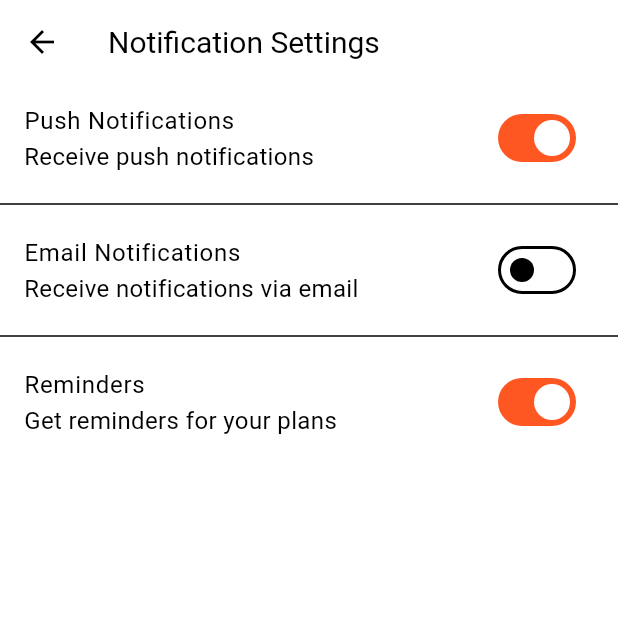
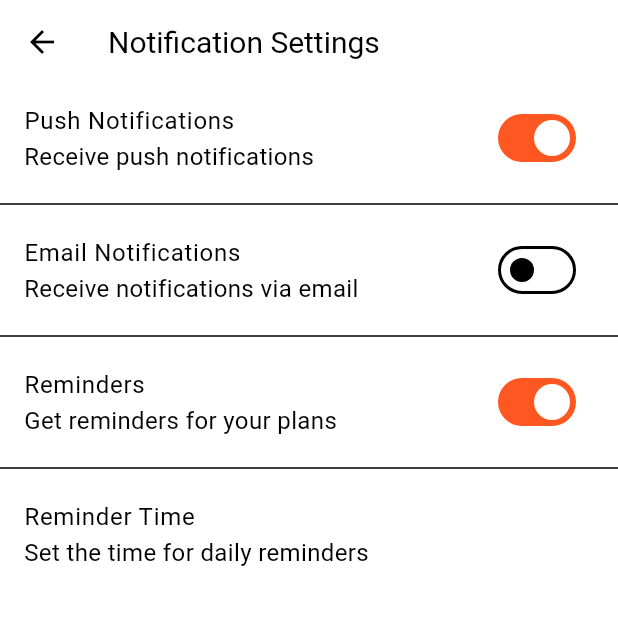
Before and after one commit to Alankoye1/planner_application, a Flutter app: the NotificationSettingScreen screen opened directly, on a phone screen of 412 x 824 dp, the top half of it. Run offline on Flutter 3.47's test engine with Material 3 defaults, Android fonts, the phone set to English and light mode, and no system bars; our stand-ins replace firebase_core, firebase_messaging, flutter_local_notifications, shared_preferences; accounts and stored records are empty.

Commit message:
feat: Integrate Firebase messaging and local notifications; add notification API and settings in the app

```diff
--- a/lib/screens/settings/screens/notification_setting_screen.dart
+++ b/lib/screens/settings/screens/notification_setting_screen.dart
@@ -47,6 +47,24 @@ class _NotificationSettingScreenState extends State<NotificationSettingScreen> {
               setState(() => reminderNotifications = val);
             },
           ),
+          const Divider(),
+          if (reminderNotifications)
+            ListTile(
+              title: const Text('Reminder Time'),
+              subtitle: const Text('Set the time for daily reminders'),
+              onTap: () {
+                showTimePicker(context: context, initialTime: TimeOfDay.now());
+              },
+            )
+          else
+            IgnorePointer(
+              ignoring: true,
+              child: ListTile(
+                title: const Text('Reminder Time'),
+                subtitle: const Text('Set the time for daily reminders'),
+                enabled: false,
+              ),
+            )
         ],
       ),
     );
--- a/pubspec.yaml
+++ b/pubspec.yaml
@@ -43,6 +43,9 @@ dependencies:
   firebase_auth: ^6.0.0
   firebase_core: ^4.0.0
   http: ^1.4.0
+  firebase_messaging: ^16.0.0
+  flutter_local_notifications: ^19.4.1
+  timezone: ^0.10.1
 
 dev_dependencies:
   flutter_test:
```
Also changed, not shown: lib/main.dart (+10 -1 lines), lib/providers/notification_api.dart (added, +61 -0 lines), firebase.json (added), lib/firebase_options.dart (added).
